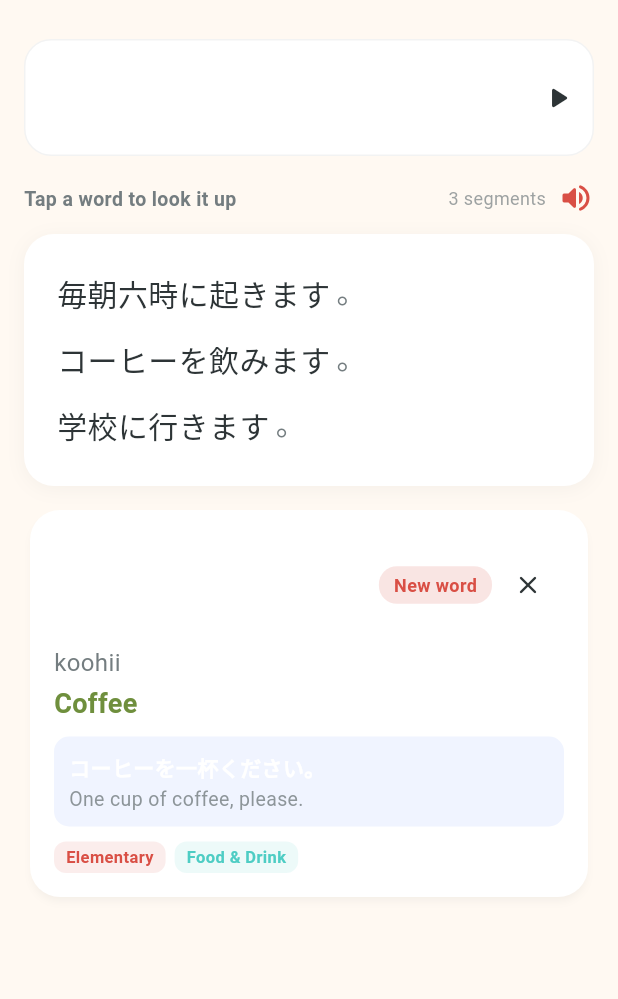
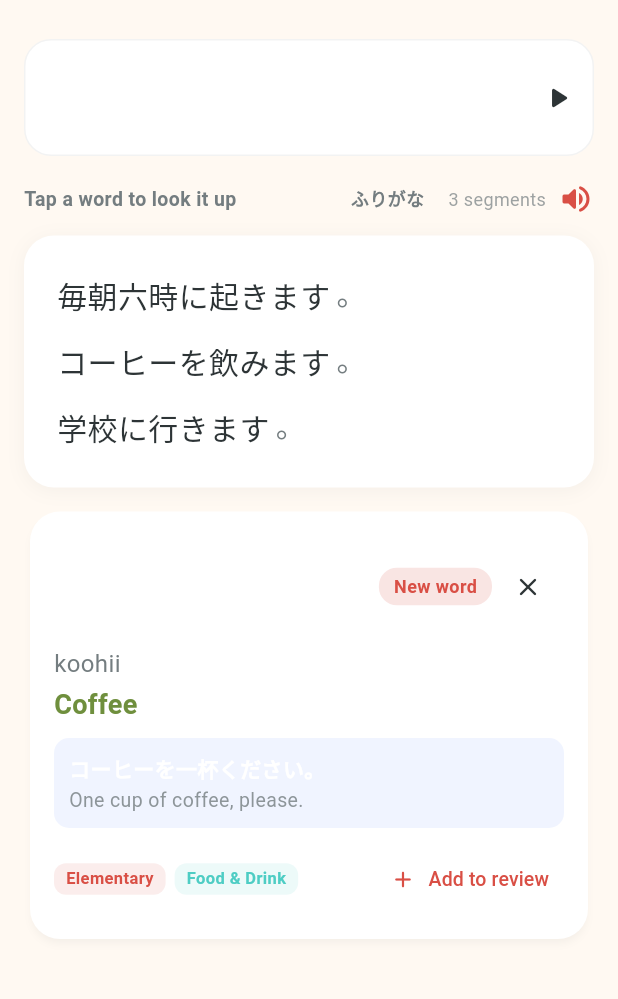
Before and after one commit to Jadax/LinguaTomo, a Flutter app: the ImmersiveReaderView screen opened directly, after a tap on "My morning", after a tap on "毎朝六時に起きます", on a phone screen of 412 x 824 dp, the part 63-1062 px from its top. Run offline on Flutter 3.47's test engine with Material 3 defaults, Android fonts, the phone set to English and light mode, and no system bars; our stand-ins replace audioplayers, connectivity_plus, flutter_riverpod, flutter_svg, flutter_tts, hive_flutter and 3 more; missing offline and left inert: fsrs, google_mlkit_text_recognition; accounts and stored records are empty; Roboto replaces fonts that are missing (Nunito, Quicksand).

Commit message:
feat: immersive reader — save-to-deck, furigana toggle, advanced samples

```diff
--- a/lib/views/immersive_reader_view.dart
+++ b/lib/views/immersive_reader_view.dart
@@ -40,6 +40,16 @@ const _sampleTexts = <({String title, String text, DifficultyTier tier})>[
     text: '家族でご飯を食べました。母が作った料理はいつもおいしいです。ごちそうさまでした。',
     tier: DifficultyTier.intermediate,
   ),
+  (
+    title: 'At the ryokan',
+    text: '旅館に泊まりました。畳の部屋でゆっくり過ごしました。お風呂から上がると、おなじみが並んでいました。',
+    tier: DifficultyTier.advanced,
+  ),
+  (
+    title: 'A Kyoto walk',
+    text: '京都の町家を散歩しました。神社にお参りをして、お寺の庭で抹茶を飲みました。',
+    tier: DifficultyTier.advanced,
+  ),
 ];
 
 class ImmersiveReaderView extends ConsumerStatefulWidget {
@@ -56,6 +66,8 @@ class _ImmersiveReaderViewState extends ConsumerState<ImmersiveReaderView> {
   List<_Token> _tokens = [];
   bool _showingDetail = false;
   _Token? _selectedToken;
+  bool _showFurigana = false;
+  final Set<String> _savedFromReader = {};
 
   @override
   void dispose() {
@@ -126,6 +138,12 @@ class _ImmersiveReaderViewState extends ConsumerState<ImmersiveReaderView> {
       _showingDetail = false;
       _selectedToken = null;
     });
+  }
+
+  void _saveWord(Word word) {
+    if (_savedFromReader.contains(word.id)) return;
+    ref.read(wordProgressProvider.notifier).completeWord(word.id);
+    setState(() => _savedFromReader.add(word.id));
   }
 
   @override
@@ -216,6 +234,32 @@ class _ImmersiveReaderViewState extends ConsumerState<ImmersiveReaderView> {
                     ),
                   ),
                   const Spacer(),
+                  GestureDetector(
+                    onTap: () => setState(() => _showFurigana = !_showFurigana),
+                    child: Container(
+                      padding: const EdgeInsets.symmetric(
+                        horizontal: 8,
+                        vertical: 4,
+                      ),
+                      decoration: BoxDecoration(
+                        color: _showFurigana
+                            ? AppColors.sakura
+                            : Colors.transparent,
+                        borderRadius: BorderRadius.circular(8),
+                      ),
+                      child: Text(
+                        'ふりがな',
+                        style: TextStyle(
+                          fontSize: 12,
+                          fontWeight: FontWeight.w700,
+                          color: _showFurigana
+                              ? AppColors.charcoal
+                              : AppColors.muted,
+                        ),
+                      ),
+                    ),
+                  ),
+                  const SizedBox(width: 8),
                   Text(
                     '${_tokens.where((t) => t.isJapanese).length} segments',
                     style: TextStyle(
@@ -255,7 +299,7 @@ class _ImmersiveReaderViewState extends ConsumerState<ImmersiveReaderView> {
                     ),
                     child: Wrap(
                       spacing: 2,
-                      runSpacing: 4,
+                      runSpacing: _showFurigana ? 2 : 4,
                       children: [
                         for (final token in _tokens)
                           GestureDetector(
@@ -277,7 +321,22 @@ class _ImmersiveReaderViewState extends ConsumerState<ImmersiveReaderView> {
                                       borderRadius: BorderRadius.circular(4),
                                     )
                                   : null,
-                              child: Text(
+                              child: Column(
+                                mainAxisSize: MainAxisSize.min,
+                                children: [
+                                  if (_showFurigana &&
+                                      token.isJapanese &&
+                                      token.lookupResult != null)
+                                    Text(
+                                      token.lookupResult!.romaji,
+                                      style: TextStyle(
+                                        fontSize: 10,
+                                        color: AppColors.muted
+                                            .withValues(alpha: .6),
+                                        height: 1.2,
+                                      ),
+                                    ),
+                                  Text(
                                     token.text,
                                     style: TextStyle(
                                       fontSize: 20,
@@ -287,6 +346,8 @@ class _ImmersiveReaderViewState extends ConsumerState<ImmersiveReaderView> {
                                           : AppColors.muted,
                                       height: 1.8,
                                     ),
+                                  ),
+                                ],
                               ),
                             ),
                           ),
@@ -302,6 +363,8 @@ class _ImmersiveReaderViewState extends ConsumerState<ImmersiveReaderView> {
                   token: _selectedToken!,
                   wordProgress: wordProgress,
                   onDismiss: _dismissDetail,
+                  onSave: _saveWord,
+                  isSaved: _savedFromReader.contains(_selectedToken!.lookupResult?.id),
                 ),
               ],
             ],
@@ -370,11 +433,15 @@ class _WordDetailPanel extends StatelessWidget {
     required this.token,
     required this.wordProgress,
     required this.onDismiss,
+    required this.onSave,
+    required this.isSaved,
   });
 
   final _Token token;
   final WordProgress wordProgress;
   final VoidCallback onDismiss;
+  final ValueChanged<Word> onSave;
+  final bool isSaved;
 
   @override
   Widget build(BuildContext context) {
@@ -496,6 +563,32 @@ class _WordDetailPanel extends StatelessWidget {
                         color: AppColors.matcha,
                       ),
                     ],
+                    const Spacer(),
+                    if (!isKnown && !isSaved)
+                      TextButton.icon(
+                        onPressed: () => onSave(word),
+                        icon: const Icon(Icons.add_rounded, size: 18),
+                        label: const Text(
+                          'Add to review',
+                          style: TextStyle(fontSize: 13),
+                        ),
+                        style: TextButton.styleFrom(
+                          foregroundColor: AppColors.persimmon,
+                          padding: const EdgeInsets.symmetric(
+                            horizontal: 10,
+                            vertical: 4,
+                          ),
+                        ),
+                      ),
+                    if (isSaved)
+                      Text(
+                        '✓ Saved',
+                        style: TextStyle(
+                          fontSize: 12,
+                          fontWeight: FontWeight.w700,
+                          color: AppColors.matcha,
+                        ),
+                      ),
                   ],
                 ),
               ] else ...[
```
Lines whose indentation alone changed are shown as unchanged.
